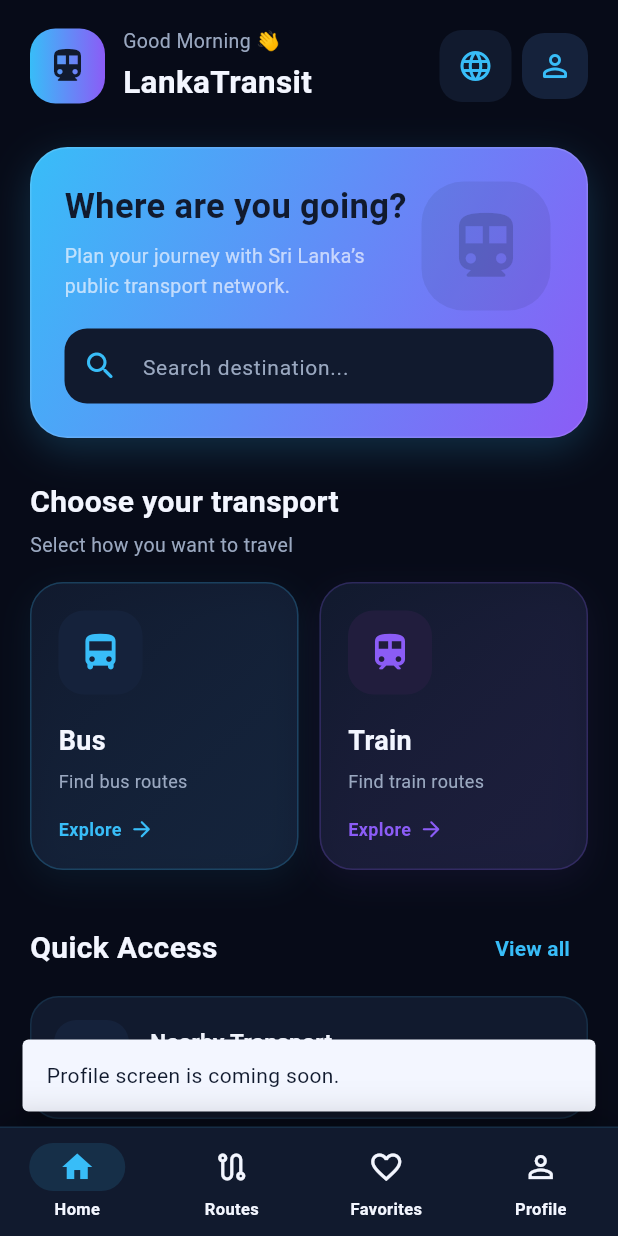
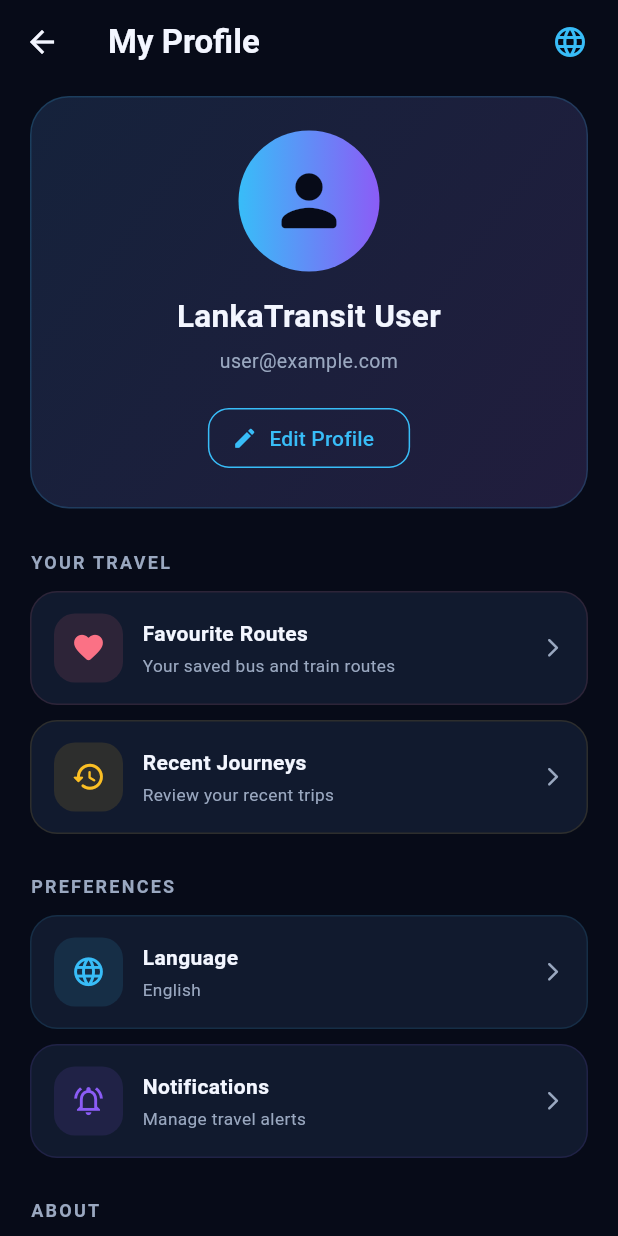
Before and after one commit to Ishen066/LankaTransit, a Flutter app: the HomePage screen opened directly, item 4 of the bottom bar chosen, on a phone screen of 412 x 824 dp. Run offline on Flutter 3.47's test engine with Material 3 defaults, Android fonts, the phone set to English and light mode, and no system bars; our stand-ins replace flutter_map, geolocator, latlong2, shared_preferences; accounts and stored records are empty; Roboto replaces fonts that are missing (Arial).

Commit message:
Add profile screen

```diff
--- /dev/null
+++ b/lib/profile_screen.dart
@@ -0,0 +1,559 @@
+import 'package:flutter/material.dart';
+
+import 'app_locale.dart';
+import 'favourite_routes_screen.dart';
+
+const Color _bg = Color(0xFF070B18);
+const Color _panel = Color(0xFF111A2E);
+const Color _panelLight = Color(0xFF15223B);
+const Color _cyan = Color(0xFF38BDF8);
+const Color _purple = Color(0xFF8B5CF6);
+const Color _text = Color(0xFFF3F6FF);
+const Color _muted = Color(0xFF9AA8C0);
+
+class ProfileScreen extends StatefulWidget {
+  const ProfileScreen({super.key});
+
+  @override
+  State<ProfileScreen> createState() => _ProfileScreenState();
+}
+
+class _ProfileScreenState extends State<ProfileScreen> {
+  String _name = 'LankaTransit User';
+  String _email = 'user@example.com';
+
+  Future<void> _editProfile() async {
+    final nameController = TextEditingController(text: _name);
+    final emailController = TextEditingController(text: _email);
+
+    final result = await showDialog<Map<String, String>>(
+      context: context,
+      builder: (dialogContext) => AlertDialog(
+        backgroundColor: _panel,
+        title: const Text('Edit Profile', style: TextStyle(color: _text)),
+        content: Column(
+          mainAxisSize: MainAxisSize.min,
+          children: [
+            TextField(
+              controller: nameController,
+              textCapitalization: TextCapitalization.words,
+              style: const TextStyle(color: _text),
+              decoration: _inputDecoration('Full Name', Icons.person_outline),
+            ),
+            const SizedBox(height: 14),
+            TextField(
+              controller: emailController,
+              keyboardType: TextInputType.emailAddress,
+              style: const TextStyle(color: _text),
+              decoration: _inputDecoration(
+                'Email Address',
+                Icons.email_outlined,
+              ),
+            ),
+          ],
+        ),
+        actions: [
+          TextButton(
+            onPressed: () => Navigator.pop(dialogContext),
+            child: const Text('Cancel', style: TextStyle(color: _muted)),
+          ),
+          ElevatedButton(
+            style: ElevatedButton.styleFrom(
+              backgroundColor: _cyan,
+              foregroundColor: _bg,
+            ),
+            onPressed: () {
+              Navigator.pop(dialogContext, {
+                'name': nameController.text.trim(),
+                'email': emailController.text.trim(),
+              });
+            },
+            child: const Text('Save'),
+          ),
+        ],
+      ),
+    );
+
+    nameController.dispose();
+    emailController.dispose();
+
+    if (!mounted || result == null) return;
+
+    if (result['name']!.isEmpty || result['email']!.isEmpty) {
+      ScaffoldMessenger.of(context).showSnackBar(
+        const SnackBar(
+          content: Text('Please enter your name and email.'),
+          behavior: SnackBarBehavior.floating,
+        ),
+      );
+      return;
+    }
+
+    setState(() {
+      _name = result['name']!;
+      _email = result['email']!;
+    });
+  }
+
+  InputDecoration _inputDecoration(String label, IconData icon) {
+    return InputDecoration(
+      labelText: label,
+      labelStyle: const TextStyle(color: _muted),
+      prefixIcon: Icon(icon, color: _cyan),
+      filled: true,
+      fillColor: _bg,
+      border: OutlineInputBorder(
+        borderRadius: BorderRadius.circular(14),
+        borderSide: const BorderSide(color: Color(0xFF28344D)),
+      ),
+      enabledBorder: OutlineInputBorder(
+        borderRadius: BorderRadius.circular(14),
+        borderSide: const BorderSide(color: Color(0xFF28344D)),
+      ),
+      focusedBorder: OutlineInputBorder(
+        borderRadius: BorderRadius.circular(14),
+        borderSide: const BorderSide(color: _cyan),
+      ),
+    );
+  }
+
+  void _showInfo(String title, String message) {
+    showDialog<void>(
+      context: context,
+      builder: (dialogContext) => AlertDialog(
+        backgroundColor: _panel,
+        title: Text(title, style: const TextStyle(color: _text)),
+        content: Text(
+          message,
+          style: const TextStyle(color: _muted, height: 1.5),
+        ),
+        actions: [
+          TextButton(
+            onPressed: () => Navigator.pop(dialogContext),
+            child: const Text('OK', style: TextStyle(color: _cyan)),
+          ),
+        ],
+      ),
+    );
+  }
+
+  void _showLanguageSelector() {
+    showModalBottomSheet<void>(
+      context: context,
+      backgroundColor: _panel,
+      shape: const RoundedRectangleBorder(
+        borderRadius: BorderRadius.vertical(top: Radius.circular(26)),
+      ),
+      builder: (sheetContext) => SafeArea(
+        child: Padding(
+          padding: const EdgeInsets.fromLTRB(20, 22, 20, 28),
+          child: Column(
+            mainAxisSize: MainAxisSize.min,
+            crossAxisAlignment: CrossAxisAlignment.start,
+            children: [
+              const Text(
+                'Choose Language',
+                style: TextStyle(
+                  color: _text,
+                  fontSize: 20,
+                  fontWeight: FontWeight.bold,
+                ),
+              ),
+              const SizedBox(height: 18),
+              _LanguageOption(
+                title: 'English',
+                subtitle: 'English',
+                locale: const Locale('en'),
+              ),
+              const SizedBox(height: 9),
+              _LanguageOption(
+                title: 'සිංහල',
+                subtitle: 'Sinhala',
+                locale: const Locale('si'),
+              ),
+              const SizedBox(height: 9),
+              _LanguageOption(
+                title: 'தமிழ்',
+                subtitle: 'Tamil',
+                locale: const Locale('ta'),
+              ),
+            ],
+          ),
+        ),
+      ),
+    );
+  }
+
+  void _confirmLogout() {
+    showDialog<void>(
+      context: context,
+      builder: (dialogContext) => AlertDialog(
+        backgroundColor: _panel,
+        icon: const Icon(Icons.logout_rounded, color: Color(0xFFFB7185)),
+        title: const Text('Log Out?', style: TextStyle(color: _text)),
+        content: const Text(
+          'Do you want to return to the welcome screen?',
+          style: TextStyle(color: _muted),
+        ),
+        actions: [
+          TextButton(
+            onPressed: () => Navigator.pop(dialogContext),
+            child: const Text('Cancel', style: TextStyle(color: _muted)),
+          ),
+          ElevatedButton(
+            style: ElevatedButton.styleFrom(
+              backgroundColor: const Color(0xFFFB7185),
+              foregroundColor: Colors.white,
+            ),
+            onPressed: () {
+              Navigator.pop(dialogContext);
+              Navigator.of(context).popUntil((route) => route.isFirst);
+            },
+            child: const Text('Log Out'),
+          ),
+        ],
+      ),
+    );
+  }
+
+  @override
+  Widget build(BuildContext context) {
+    return Scaffold(
+      backgroundColor: _bg,
+      appBar: AppBar(
+        backgroundColor: _bg,
+        title: const Text(
+          'My Profile',
+          style: TextStyle(color: _text, fontWeight: FontWeight.bold),
+        ),
+        actions: [
+          IconButton(
+            tooltip: 'Language',
+            onPressed: _showLanguageSelector,
+            icon: const Icon(Icons.language_rounded, color: _cyan),
+          ),
+          const SizedBox(width: 8),
+        ],
+      ),
+      body: SafeArea(
+        child: ListView(
+          padding: const EdgeInsets.fromLTRB(20, 8, 20, 28),
+          children: [
+            // PROFILE HEADER
+            Container(
+              padding: const EdgeInsets.all(22),
+              decoration: BoxDecoration(
+                gradient: const LinearGradient(
+                  begin: Alignment.topLeft,
+                  end: Alignment.bottomRight,
+                  colors: [_panelLight, Color(0xFF211D3D)],
+                ),
+                borderRadius: BorderRadius.circular(26),
+                border: Border.all(color: _cyan.withValues(alpha: 0.18)),
+              ),
+              child: Column(
+                children: [
+                  Container(
+                    width: 94,
+                    height: 94,
+                    decoration: const BoxDecoration(
+                      shape: BoxShape.circle,
+                      gradient: LinearGradient(colors: [_cyan, _purple]),
+                    ),
+                    child: const Icon(
+                      Icons.person_rounded,
+                      color: _bg,
+                      size: 55,
+                    ),
+                  ),
+                  const SizedBox(height: 15),
+                  Text(
+                    _name,
+                    textAlign: TextAlign.center,
+                    style: const TextStyle(
+                      color: _text,
+                      fontSize: 21,
+                      fontWeight: FontWeight.bold,
+                    ),
+                  ),
+                  const SizedBox(height: 5),
+                  Text(
+                    _email,
+                    textAlign: TextAlign.center,
+                    style: const TextStyle(color: _muted, fontSize: 13),
+                  ),
+                  const SizedBox(height: 18),
+                  OutlinedButton.icon(
+                    onPressed: _editProfile,
+                    icon: const Icon(Icons.edit_rounded, size: 17),
+                    label: const Text('Edit Profile'),
+                    style: OutlinedButton.styleFrom(
+                      foregroundColor: _cyan,
+                      side: const BorderSide(color: _cyan),
+                      shape: RoundedRectangleBorder(
+                        borderRadius: BorderRadius.circular(14),
+                      ),
+                    ),
+                  ),
+                ],
+              ),
+            ),
+
+            const SizedBox(height: 27),
+
+            const _SectionTitle(title: 'YOUR TRAVEL'),
+            const SizedBox(height: 11),
+
+            _ProfileTile(
+              icon: Icons.favorite_rounded,
+              iconColor: const Color(0xFFFB7185),
+              title: 'Favourite Routes',
+              subtitle: 'Your saved bus and train routes',
+              onTap: () {
+                Navigator.push(
+                  context,
+                  MaterialPageRoute(
+                    builder: (_) => const FavouriteRoutesScreen(),
+                  ),
+                );
+              },
+            ),
+
+            const SizedBox(height: 10),
+
+            _ProfileTile(
+              icon: Icons.history_rounded,
+              iconColor: const Color(0xFFFBBF24),
+              title: 'Recent Journeys',
+              subtitle: 'Review your recent trips',
+              onTap: () => _showInfo(
+                'Recent Journeys',
+                'Journey history is not connected yet. '
+                    'We can add trip tracking later.',
+              ),
+            ),
+
+            const SizedBox(height: 26),
+
+            const _SectionTitle(title: 'PREFERENCES'),
+            const SizedBox(height: 11),
+
+            _ProfileTile(
+              icon: Icons.language_rounded,
+              iconColor: _cyan,
+              title: 'Language',
+              subtitle: _languageName(appLocale.value.languageCode),
+              onTap: _showLanguageSelector,
+            ),
+
+            const SizedBox(height: 10),
+
+            _ProfileTile(
+              icon: Icons.notifications_active_outlined,
+              iconColor: _purple,
+              title: 'Notifications',
+              subtitle: 'Manage travel alerts',
+              onTap: () => _showInfo(
+                'Notifications',
+                'Notification settings will be available '
+                    'when travel alerts are added.',
+              ),
+            ),
+
+            const SizedBox(height: 26),
+
+            const _SectionTitle(title: 'ABOUT'),
+            const SizedBox(height: 11),
+
+            _ProfileTile(
+              icon: Icons.info_outline_rounded,
+              iconColor: _cyan,
+              title: 'About LankaTransit',
+              subtitle: 'Smart travel across Sri Lanka',
+              onTap: () => _showInfo(
+                'About LankaTransit',
+                'LankaTransit helps you explore bus and train '
+                    'routes, find nearby transport, and keep '
+                    'your favourite routes together.',
+              ),
+            ),
+
+            const SizedBox(height: 20),
+
+            SizedBox(
+              height: 54,
+              child: OutlinedButton.icon(
+                onPressed: _confirmLogout,
+                icon: const Icon(Icons.logout_rounded),
+                label: const Text(
+                  'Log Out',
+                  style: TextStyle(fontWeight: FontWeight.bold),
+                ),
+                style: OutlinedButton.styleFrom(
+                  foregroundColor: const Color(0xFFFB7185),
+                  side: BorderSide(
+                    color: const Color(0xFFFB7185).withValues(alpha: 0.55),
+                  ),
+                  backgroundColor: const Color(0xFF321A2A)
+                      .withValues(alpha: 0.35),
+                  shape: RoundedRectangleBorder(
+                    borderRadius: BorderRadius.circular(17),
+                  ),
+                ),
+              ),
+            ),
+
+            const SizedBox(height: 22),
+
+            const Center(
+              child: Text(
+                'LankaTransit • Travel smarter, travel better',
+                textAlign: TextAlign.center,
+                style: TextStyle(color: Color(0xFF64748B), fontSize: 11),
+              ),
+            ),
+          ],
+        ),
+      ),
+    );
+  }
+}
+
+String _languageName(String code) {
+  switch (code) {
+    case 'si':
+      return 'සිංහල';
+    case 'ta':
+      return 'தமிழ்';
+    default:
+      return 'English';
+  }
+}
+
+class _LanguageOption extends StatelessWidget {
+  final String title;
+  final String subtitle;
+  final Locale locale;
+
+  const _LanguageOption({
+    required this.title,
+    required this.subtitle,
+    required this.locale,
+  });
+
+  @override
+  Widget build(BuildContext context) {
+    final selected = appLocale.value.languageCode == locale.languageCode;
+
+    return Material(
+      color: selected ? _panelLight : _bg,
+      borderRadius: BorderRadius.circular(15),
+      child: ListTile(
+        shape: RoundedRectangleBorder(borderRadius: BorderRadius.circular(15)),
+        leading: Icon(
+          selected ? Icons.check_circle_rounded : Icons.circle_outlined,
+          color: selected ? _cyan : _muted,
+        ),
+        title: Text(title, style: const TextStyle(color: _text)),
+        subtitle: Text(subtitle, style: const TextStyle(color: _muted)),
+        onTap: () {
+          appLocale.value = locale;
+          Navigator.pop(context);
+        },
+      ),
+    );
+  }
+}
+
+class _SectionTitle extends StatelessWidget {
+  final String title;
+
+  const _SectionTitle({required this.title});
+
+  @override
+  Widget build(BuildContext context) {
+    return Text(
+      title,
+      style: const TextStyle(
+        color: _muted,
+        fontSize: 12,
+        letterSpacing: 1.5,
+        fontWeight: FontWeight.bold,
+      ),
+    );
+  }
+}
+
+class _ProfileTile extends StatelessWidget {
+  final IconData icon;
+  final Color iconColor;
+  final String title;
+  final String subtitle;
+  final VoidCallback onTap;
+
+  const _ProfileTile({
+    required this.icon,
+    required this.iconColor,
+    required this.title,
+    required this.subtitle,
+    required this.onTap,
+  });
+
+  @override
+  Widget build(BuildContext context) {
+    return Material(
+      color: _panel,
+      borderRadius: BorderRadius.circular(18),
+      child: InkWell(
+        borderRadius: BorderRadius.circular(18),
+        onTap: onTap,
+        child: Container(
+          padding: const EdgeInsets.symmetric(horizontal: 15, vertical: 14),
+          decoration: BoxDecoration(
+            borderRadius: BorderRadius.circular(18),
+            border: Border.all(color: iconColor.withValues(alpha: 0.12)),
+          ),
+          child: Row(
+            children: [
+              Container(
+                width: 46,
+                height: 46,
+                decoration: BoxDecoration(
+                  color: iconColor.withValues(alpha: 0.12),
+                  borderRadius: BorderRadius.circular(14),
+                ),
+                child: Icon(icon, color: iconColor, size: 23),
+              ),
+              const SizedBox(width: 13),
+              Expanded(
+                child: Column(
+                  crossAxisAlignment: CrossAxisAlignment.start,
+                  children: [
+                    Text(
+                      title,
+                      style: const TextStyle(
+                        color: _text,
+                        fontSize: 14,
+                        fontWeight: FontWeight.w600,
+                      ),
+                    ),
+                    const SizedBox(height: 4),
+                    Text(
+                      subtitle,
+                      style: const TextStyle(color: _muted, fontSize: 11.5),
+                    ),
+                  ],
+                ),
+              ),
+              const Icon(
+                Icons.arrow_forward_ios_rounded,
+                color: _muted,
+                size: 15,
+              ),
+            ],
+          ),
+        ),
+      ),
+    );
+  }
+}
```
Also changed, not shown: lib/main.dart (+4 -5 lines).
